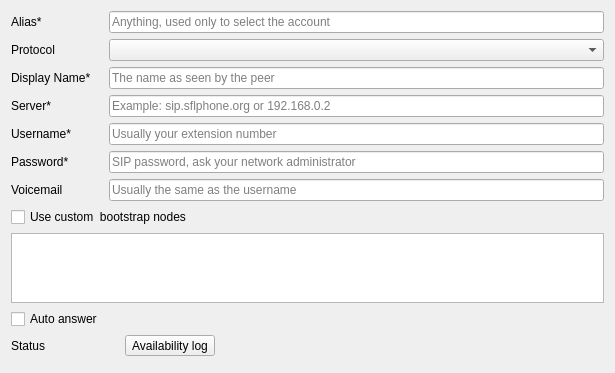
Above: src/conf/account/accountpages/basic.ui from KDE/ring-kde before the change. Below: the same form after it.
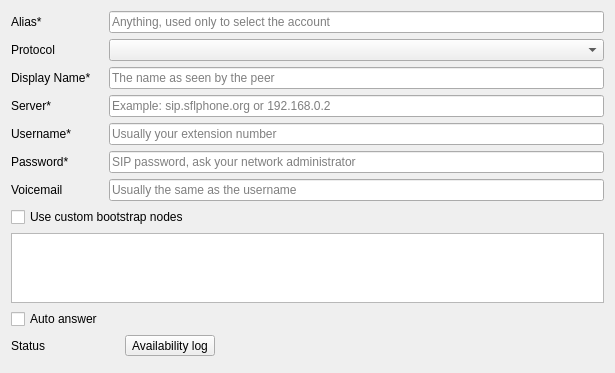
That is the form after the change. Icons and pictures are not drawn. Custom widgets are drawn as their Qt base class.

Diff of the .ui file:
```diff
--- a/src/conf/account/accountpages/basic.ui
+++ b/src/conf/account/accountpages/basic.ui
@@ -153,7 +153,7 @@
    <item row="7" column="0" colspan="2">
     <widget class="QCheckBox" name="lrcfg_hasCustomBootstrap">
      <property name="text">
-      <string>Use custom  bootstrap nodes</string>
+      <string>Use custom bootstrap nodes</string>
      </property>
     </widget>
    </item>
```
